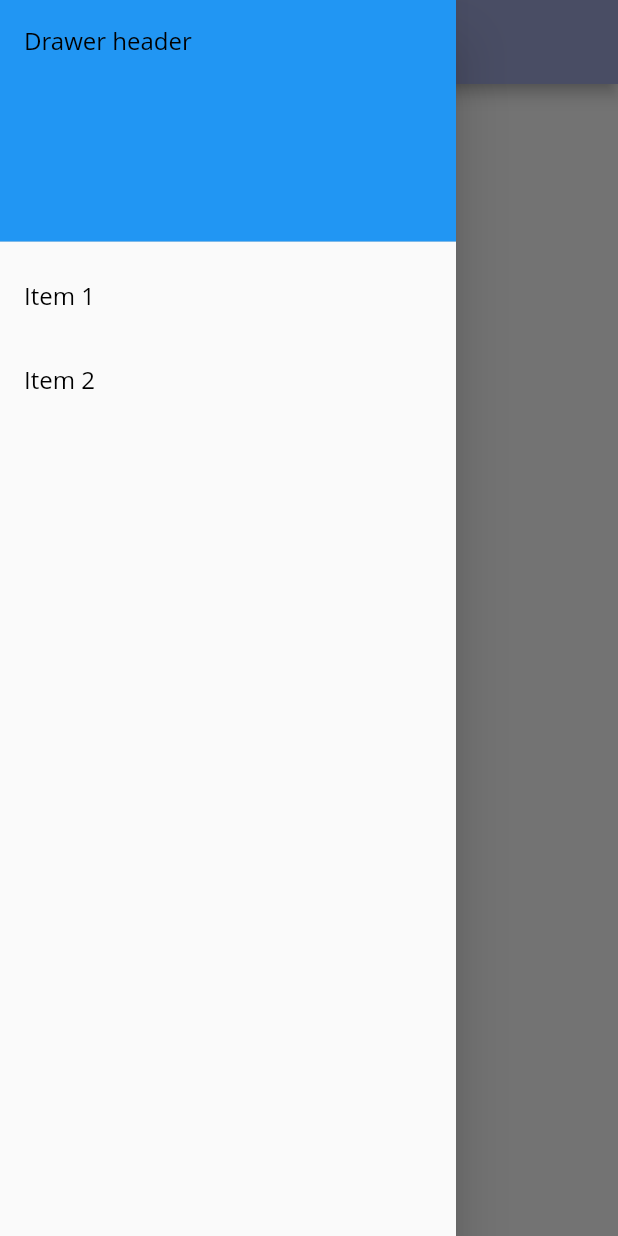
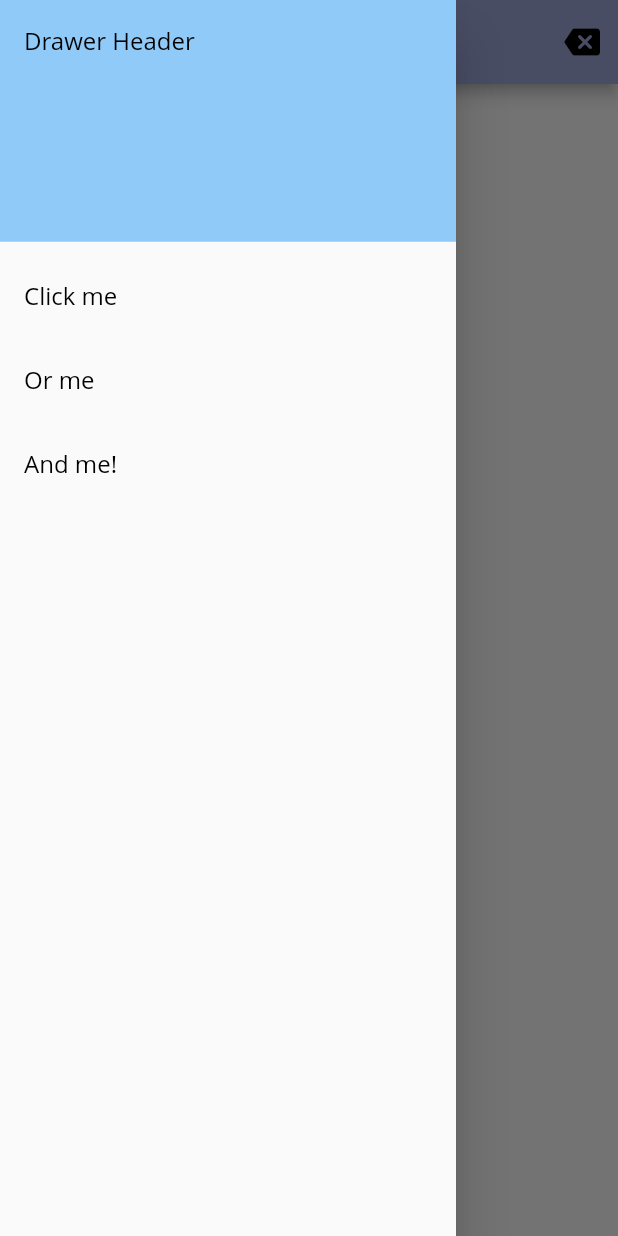
Before and after one commit to alienspaces/flutter-exploration, a Flutter app: the DrawerScreen screen opened by its route, with the side drawer open, on a phone screen of 412 x 824 dp. Run offline on Flutter 3.47's test engine with Material 2 defaults, Android fonts, the light colour scheme and no system bars; our stand-ins replace shared_preferences; accounts and stored records are empty; Roboto replaces fonts that are missing (Open Sans).

Commit message:
Updated web build

```diff
--- a/lib/screens/drawer.dart
+++ b/lib/screens/drawer.dart
@@ -11,25 +11,41 @@ class DrawerScreen extends StatelessWidget {
   @override
   Widget build(BuildContext context) {
     return Scaffold(
-      appBar: AppBar(title: Text(title)),
+      appBar: AppBar(
+        title: Text(title),
+        actions: <Widget>[
+          IconButton(
+            icon: Icon(Icons.backspace_rounded),
+            color: Theme.of(context).colorScheme.onPrimary,
+            tooltip: 'Search',
+            onPressed: () => Navigator.of(context).pop(),
+          ),
+        ],
+      ),
       drawer: Drawer(
         child: ListView(
           padding: EdgeInsets.zero,
           children: <Widget>[
             DrawerHeader(
-              child: Text('Drawer header'),
+              child: Text('Drawer Header'),
               decoration: BoxDecoration(
-                color: Colors.blue,
+                color: Theme.of(context).colorScheme.secondary,
               ),
             ),
             ListTile(
-              title: Text('Item 1'),
+              title: Text('Click me'),
               onTap: () {
                 Navigator.pop(context);
               },
             ),
             ListTile(
-              title: Text('Item 2'),
+              title: Text('Or me'),
+              onTap: () {
+                Navigator.pop(context);
+              },
+            ),
+            ListTile(
+              title: Text('And me!'),
               onTap: () {
                 Navigator.pop(context);
               },
```
Also changed, not shown: 3 other files.
